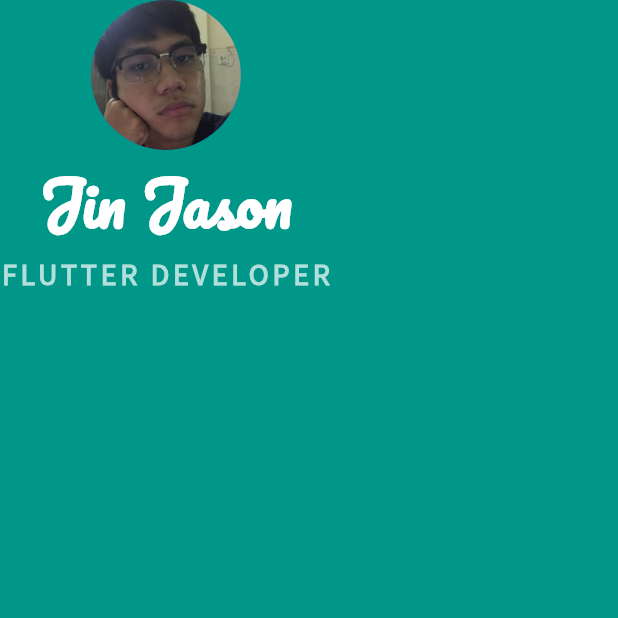
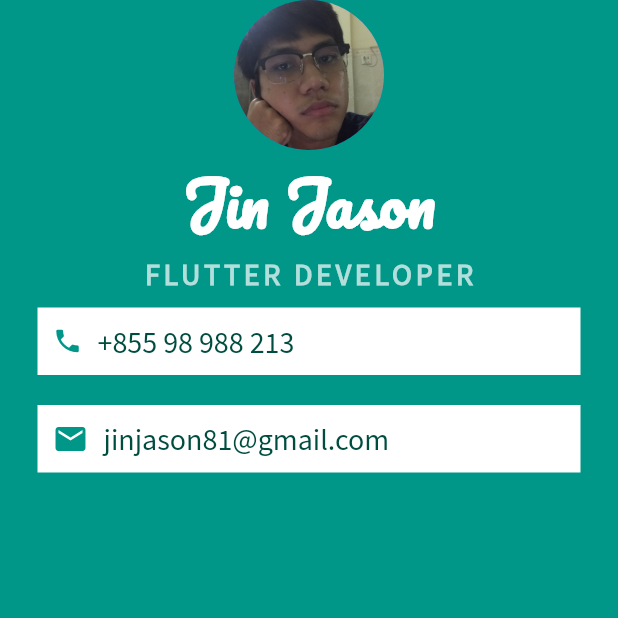
Before and after one commit to suthirakprom/Flutter_mi-card, a Flutter app: the screen it shows after launch, on a phone screen of 412 x 824 dp, the top half of it. Run offline on Flutter 3.47's test engine with Material 2 defaults, Android fonts, the phone set to English and light mode, and no system bars.

Commit message:
day-two changes

```diff
--- a/lib/main.dart
+++ b/lib/main.dart
@@ -37,6 +37,55 @@ class MyApp extends StatelessWidget {
                   fontWeight: FontWeight.bold,
                 ),
               ),
+              Container(
+                color: Colors.white,
+                margin: EdgeInsets.fromLTRB(25, 10, 25, 10),
+                padding: EdgeInsets.all(10),
+                child: Row(
+                  children: <Widget>[
+                    Icon(
+                      Icons.phone,
+                      color: Colors.teal,
+                      size: 20,
+                    ),
+                    SizedBox(
+                      width: 10,
+                    ),
+                    Text(
+                      '+855 98 988 213',
+                      style: TextStyle(
+                        color: Colors.teal[900],
+                        fontFamily: 'Source Sans Pro',
+                        fontSize: 20,
+                      ),
+                    ),
+                  ],
+                ),
+              ),
+              Container(
+                margin: EdgeInsets.fromLTRB(25, 10, 25, 10),
+                padding: EdgeInsets.all(10),
+                color: Colors.white,
+                child: Row(
+                  children: <Widget>[
+                    Icon(
+                      Icons.email,
+                      color: Colors.teal,
+                    ),
+                    SizedBox(
+                      width: 10,
+                    ),
+                    Text(
+                      'jinjason81@gmail.com',
+                      style: TextStyle(
+                        fontFamily: 'Source Sans Pro',
+                        fontSize: 20,
+                        color: Colors.teal[900],
+                      ),
+                    ),
+                  ],
+                ),
+              ),
             ],
           ),
         ),
```
